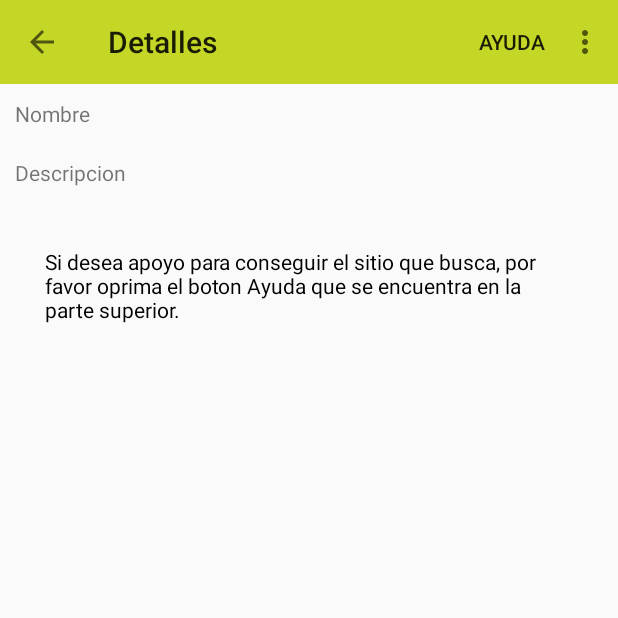
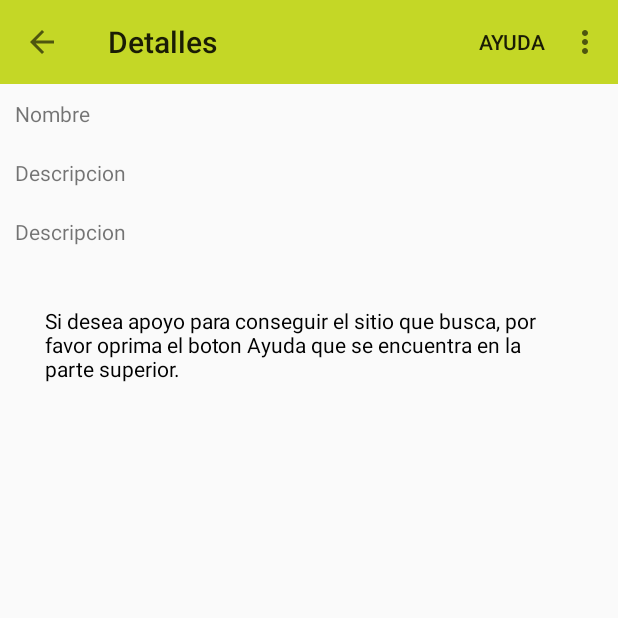
Before and after one commit to svillami/SanTed, an Android app: the SamplePoiDetailActivity screen opened directly, with no data from a screen before it, on a phone screen of 412 x 824 dp, the top half of it. Run offline under Robolectric (Android 15) with nearby library versions, the phone set to English and light mode, and no system bars; 3 statements that could not run were skipped.

Commit message:
Informacion del detalle en el AR3D
Recibe y muestra la información en el detalle.

```diff
--- a/SearchUcab/app/src/main/java/samples/SampleCamActivity.java
+++ b/SearchUcab/app/src/main/java/samples/SampleCamActivity.java
@@ -116,6 +116,7 @@ public class SampleCamActivity extends AbstractArchitectCamActivity {
 					poiDetailIntent.putExtra(SamplePoiDetailActivity.EXTRAS_KEY_POI_ID, String.valueOf(invokedUri.getQueryParameter("id")) );
 					poiDetailIntent.putExtra(SamplePoiDetailActivity.EXTRAS_KEY_POI_TITILE, String.valueOf(invokedUri.getQueryParameter("title")) );
 					poiDetailIntent.putExtra(SamplePoiDetailActivity.EXTRAS_KEY_POI_DESCR, String.valueOf(invokedUri.getQueryParameter("description")) );
+					poiDetailIntent.putExtra(SamplePoiDetailActivity.EXTRAS_KEY_POI_INFOR, String.valueOf(invokedUri.getQueryParameter("information")) );
 					SampleCamActivity.this.startActivity(poiDetailIntent);
 					return true;
 				}
--- a/SearchUcab/app/src/main/java/samples/SamplePoiDetailActivity.java
+++ b/SearchUcab/app/src/main/java/samples/SamplePoiDetailActivity.java
@@ -24,6 +24,7 @@ public class SamplePoiDetailActivity extends AppCompatActivity  {
 	public static final String EXTRAS_KEY_POI_ID = "id";
 	public static final String EXTRAS_KEY_POI_TITILE = "title";
 	public static final String EXTRAS_KEY_POI_DESCR = "description";
+	public static final String EXTRAS_KEY_POI_INFOR = "information";
 
 	public static final String OPCION = "OPCION";
 	String text = "RA3D";
@@ -52,6 +53,7 @@ public class SamplePoiDetailActivity extends AppCompatActivity  {
 		//((TextView)findViewById(R.id.poi_id)).setText(  getIntent().getExtras().getString(EXTRAS_KEY_POI_ID) );
 		((TextView)findViewById(R.id.poi_title)).setText( getIntent().getExtras().getString(EXTRAS_KEY_POI_TITILE) );
 		((TextView)findViewById(R.id.poi_description)).setText(getIntent().getExtras().getString(EXTRAS_KEY_POI_DESCR));
+		((TextView)findViewById(R.id.poi_information)).setText(getIntent().getExtras().getString(EXTRAS_KEY_POI_INFOR));
 	}
 
 	//Menu para implementar los valores del Toolbar
--- a/SearchUcab/app/src/main/res/layout/sample_poidetail.xml
+++ b/SearchUcab/app/src/main/res/layout/sample_poidetail.xml
@@ -20,6 +20,11 @@
 	    <TextView android:layout_width="fill_parent" android:layout_height="wrap_content" android:layout_weight="1" android:id="@+id/poi_description"/>
     </LinearLayout>
 
+    <LinearLayout android:orientation="horizontal" android:layout_width="match_parent" android:layout_height="wrap_content" android:padding="10dip">
+        <TextView android:layout_width="fill_parent" android:layout_height="wrap_content" android:layout_weight="1" android:text="@string/poi_description" />
+        <TextView android:layout_width="fill_parent" android:layout_height="wrap_content" android:layout_weight="1" android:id="@+id/poi_information"/>
+    </LinearLayout>
+
     <LinearLayout android:orientation="horizontal" android:layout_width="match_parent" android:layout_height="match_parent" android:padding="30dip">
         <TextView android:layout_width="fill_parent" android:layout_height="wrap_content" android:layout_weight="1" android:text="@string/informacionAR3D"  android:textColor="@color/black"/>
     </LinearLayout>
```
Also changed, not shown: SearchUcab/app/src/main/java/samples/AbstractArchitectCamActivity.java (+10 -10 lines), 1 other file.
